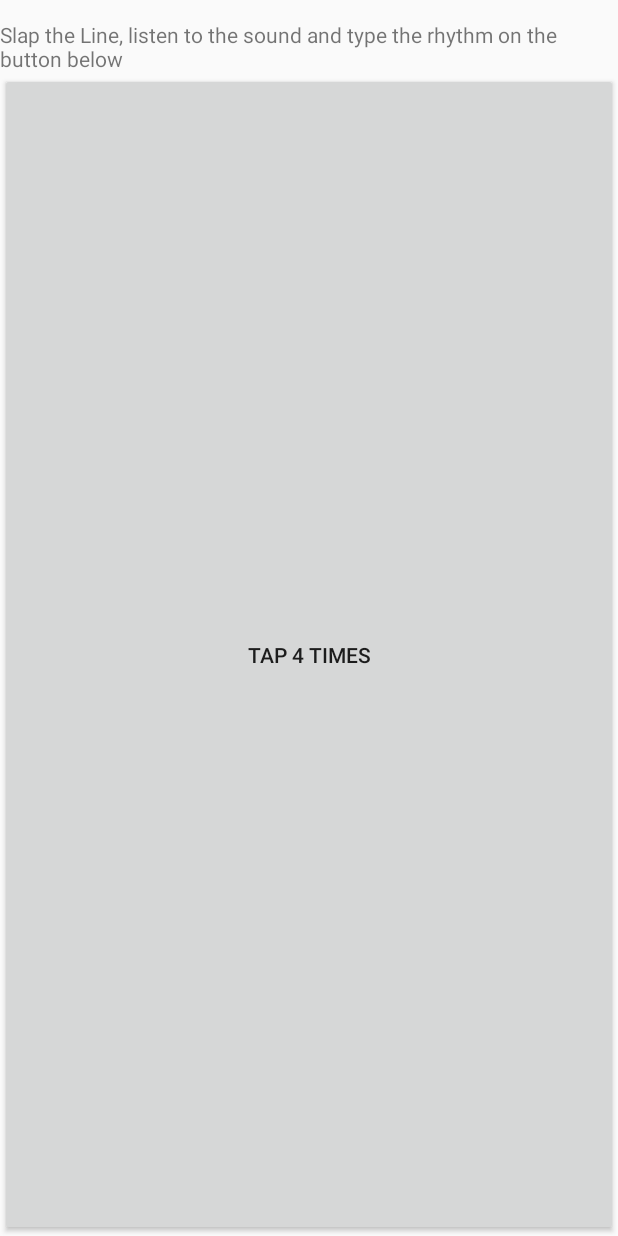
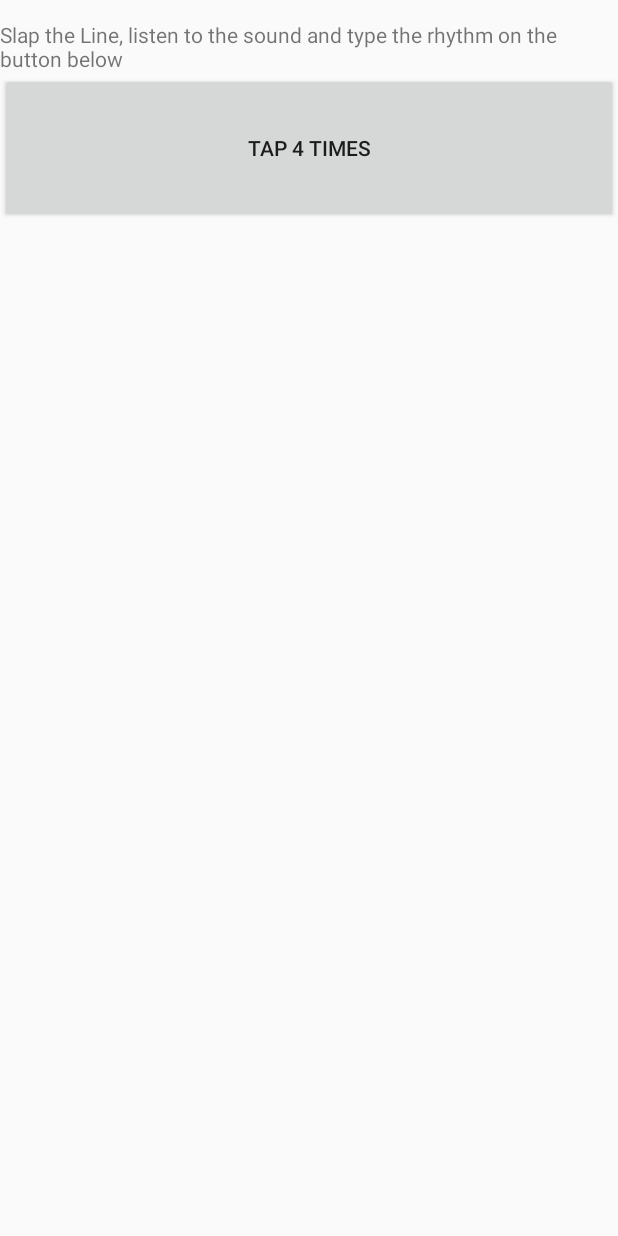
Before and after one commit to namlit/Slackforce, an Android app: the layout fragment_measure_force_manual.xml on its own in the app's theme, with its tools: preview values and no code run, on a phone screen of 412 x 824 dp. Run offline under Robolectric (Android 15) with nearby library versions, the phone set to English and light mode, and no system bars.

Commit message:
fix scrolling on measure force fragment, fix stretch value of KIDS and SOFT webbing

```diff
--- a/app/src/main/java/slacklib/Webbing.java
+++ b/app/src/main/java/slacklib/Webbing.java
@@ -79,8 +79,8 @@ public class Webbing
 
 		slacklineTools.addWebbing("AIR", 63e-3, 6.6e-6, 25, 45);
 		slacklineTools.addWebbing("CLASSIC", 52e-3, 8e-6, 25, 30);
-		slacklineTools.addWebbing("KIDS", 64e-3, 10, 25, 45);
-		slacklineTools.addWebbing("SOFT", 48e-3, 26e-3, 21, 30);
+		slacklineTools.addWebbing("KIDS", 64e-3, 10e-6, 25, 45);
+		slacklineTools.addWebbing("SOFT", 48e-3, 26e-6, 21, 30);
 		slacklineTools.addWebbing("STRONG II", 67e-3, 7.5e-6, 36, 25);
 
 		slackpro.addWebbing("NEON-Light", 0.057, 3.75*1e-6, 33, 25);
--- a/app/src/main/res/layout/fragment_measure_force.xml
+++ b/app/src/main/res/layout/fragment_measure_force.xml
@@ -8,8 +8,6 @@
         android:layout_width="match_parent"
         android:layout_height="match_parent"
         android:id="@+id/scrollView3" >
-
-    </ScrollView>
 
         <LinearLayout
             android:orientation="vertical"
@@ -120,4 +118,6 @@
 
 
         </LinearLayout>
+    </ScrollView>
+
 </FrameLayout>
--- a/app/src/main/res/layout/fragment_measure_force_manual.xml
+++ b/app/src/main/res/layout/fragment_measure_force_manual.xml
@@ -23,7 +23,7 @@
 
         <Button
             android:layout_width="match_parent"
-            android:layout_height="match_parent"
+            android:layout_height="100dp"
             android:text="Tap 4 times"
             android:id="@+id/rhythmButton" />
 
```
Lines whose indentation alone changed are shown as unchanged.
